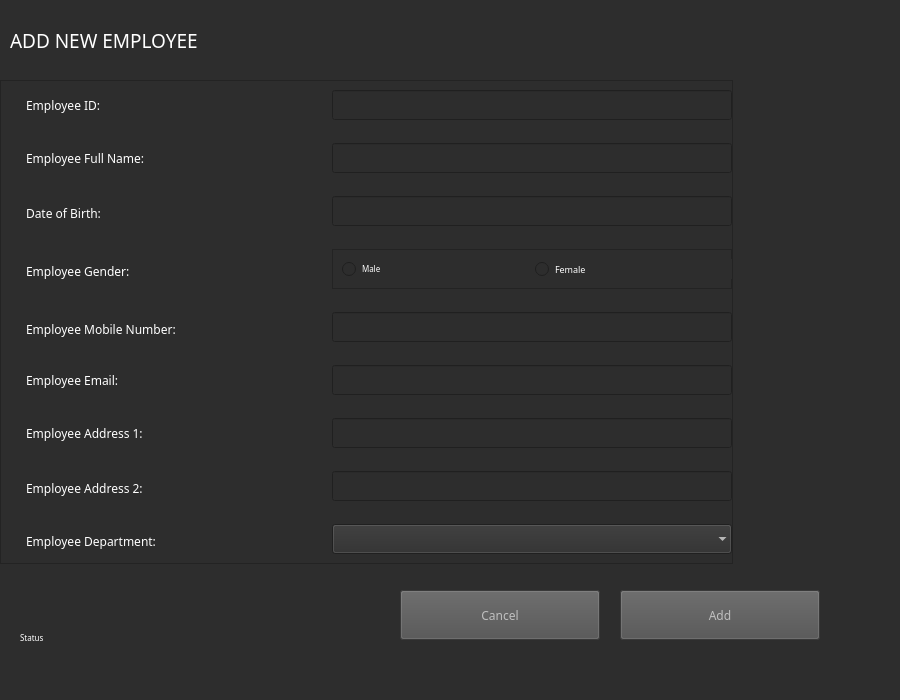
Nirushana/QtEmployeeManagementSystem, file addnewemployee.ui: the form before one commit.
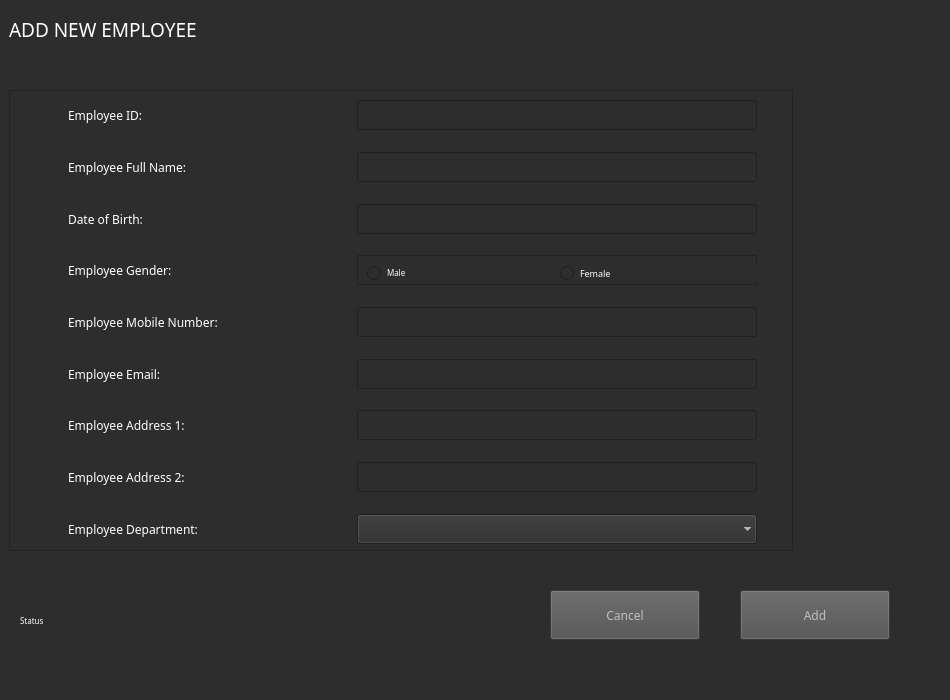
The form after the commit.

What changed in the file:
```diff
--- a/addnewemployee.ui
+++ b/addnewemployee.ui
@@ -6,20 +6,20 @@
    <rect>
     <x>0</x>
     <y>0</y>
-    <width>900</width>
+    <width>950</width>
     <height>700</height>
    </rect>
   </property>
   <property name="minimumSize">
    <size>
-    <width>900</width>
-    <height>700</height>
+    <width>950</width>
+    <height>600</height>
    </size>
   </property>
   <property name="maximumSize">
    <size>
-    <width>1000</width>
-    <height>16777215</height>
+    <width>950</width>
+    <height>700</height>
    </size>
   </property>
   <property name="windowTitle">
@@ -32,16 +32,16 @@
    <widget class="QFrame" name="frame">
     <property name="geometry">
      <rect>
-      <x>0</x>
-      <y>80</y>
-      <width>733</width>
-      <height>484</height>
+      <x>9</x>
+      <y>90</y>
+      <width>784</width>
+      <height>461</height>
      </rect>
     </property>
     <property name="minimumSize">
      <size>
-      <width>0</width>
-      <height>300</height>
+      <width>350</width>
+      <height>200</height>
      </size>
     </property>
     <property name="maximumSize">
@@ -84,8 +84,8 @@
        </property>
        <property name="maximumSize">
         <size>
-         <width>600</width>
-         <height>16777215</height>
+         <width>400</width>
+         <height>30</height>
         </size>
        </property>
        <property name="styleSheet">
@@ -97,14 +97,14 @@
       <widget class="QLabel" name="empAD1lb">
        <property name="minimumSize">
         <size>
-         <width>300</width>
-         <height>20</height>
+         <width>250</width>
+         <height>30</height>
         </size>
        </property>
        <property name="maximumSize">
         <size>
-         <width>16777215</width>
-         <height>20</height>
+         <width>250</width>
+         <height>30</height>
         </size>
        </property>
        <property name="font">
@@ -130,8 +130,8 @@
        </property>
        <property name="maximumSize">
         <size>
-         <width>600</width>
-         <height>16777215</height>
+         <width>400</width>
+         <height>30</height>
         </size>
        </property>
        <property name="styleSheet">
@@ -143,14 +143,14 @@
       <widget class="QLabel" name="empNumberlb">
        <property name="minimumSize">
         <size>
-         <width>300</width>
-         <height>25</height>
+         <width>250</width>
+         <height>30</height>
         </size>
        </property>
        <property name="maximumSize">
         <size>
-         <width>16777215</width>
-         <height>20</height>
+         <width>250</width>
+         <height>30</height>
         </size>
        </property>
        <property name="font">
@@ -176,7 +176,7 @@
        </property>
        <property name="maximumSize">
         <size>
-         <width>600</width>
+         <width>400</width>
          <height>30</height>
         </size>
        </property>
@@ -189,14 +189,14 @@
       <widget class="QLabel" name="empAD2lb">
        <property name="minimumSize">
         <size>
-         <width>300</width>
-         <height>25</height>
+         <width>250</width>
+         <height>30</height>
         </size>
        </property>
        <property name="maximumSize">
         <size>
-         <width>16777215</width>
-         <height>20</height>
+         <width>250</width>
+         <height>30</height>
         </size>
        </property>
        <property name="font">
@@ -222,8 +222,8 @@
        </property>
        <property name="maximumSize">
         <size>
-         <width>600</width>
-         <height>16777215</height>
+         <width>400</width>
+         <height>30</height>
         </size>
        </property>
        <property name="styleSheet">
@@ -235,14 +235,14 @@
       <widget class="QLabel" name="empDPlb">
        <property name="minimumSize">
         <size>
-         <width>300</width>
-         <height>25</height>
+         <width>250</width>
+         <height>30</height>
         </size>
        </property>
        <property name="maximumSize">
         <size>
-         <width>16777215</width>
-         <height>20</height>
+         <width>250</width>
+         <height>30</height>
         </size>
        </property>
        <property name="font">
@@ -271,7 +271,7 @@
        </property>
        <property name="maximumSize">
         <size>
-         <width>600</width>
+         <width>400</width>
          <height>30</height>
         </size>
        </property>
@@ -284,14 +284,14 @@
       <widget class="QLabel" name="empEmaillb">
        <property name="minimumSize">
         <size>
-         <width>300</width>
-         <height>20</height>
+         <width>250</width>
+         <height>30</height>
         </size>
        </property>
        <property name="maximumSize">
         <size>
-         <width>16777215</width>
-         <height>20</height>
+         <width>250</width>
+         <height>30</height>
         </size>
        </property>
        <property name="font">
@@ -311,13 +311,13 @@
       <widget class="QLabel" name="empIDlb">
        <property name="minimumSize">
         <size>
-         <width>300</width>
-         <height>25</height>
+         <width>250</width>
+         <height>30</height>
         </size>
        </property>
        <property name="maximumSize">
         <size>
-         <width>300</width>
+         <width>250</width>
          <height>30</height>
         </size>
        </property>
@@ -344,8 +344,8 @@
        </property>
        <property name="maximumSize">
         <size>
-         <width>600</width>
-         <height>16777215</height>
+         <width>400</width>
+         <height>30</height>
         </size>
        </property>
        <property name="styleSheet">
@@ -357,13 +357,13 @@
       <widget class="QLabel" name="empNameld">
        <property name="minimumSize">
         <size>
-         <width>300</width>
-         <height>25</height>
+         <width>250</width>
+         <height>30</height>
         </size>
        </property>
        <property name="maximumSize">
         <size>
-         <width>16777215</width>
+         <width>250</width>
          <height>30</height>
         </size>
        </property>
@@ -384,14 +384,14 @@
       <widget class="QLabel" name="empGenderlb">
        <property name="minimumSize">
         <size>
-         <width>300</width>
-         <height>25</height>
+         <width>250</width>
+         <height>30</height>
         </size>
        </property>
        <property name="maximumSize">
         <size>
-         <width>16777215</width>
-         <height>20</height>
+         <width>250</width>
+         <height>30</height>
         </size>
        </property>
        <property name="font">
@@ -417,7 +417,7 @@
        </property>
        <property name="maximumSize">
         <size>
-         <width>600</width>
+         <width>400</width>
          <height>30</height>
         </size>
        </property>
@@ -431,13 +431,13 @@
        <property name="minimumSize">
         <size>
          <width>400</width>
-         <height>40</height>
+         <height>30</height>
         </size>
        </property>
        <property name="maximumSize">
         <size>
          <width>400</width>
-         <height>40</height>
+         <height>30</height>
         </size>
        </property>
        <property name="font">
@@ -515,14 +515,14 @@
       <widget class="QLabel" name="empBDlb">
        <property name="minimumSize">
         <size>
-         <width>300</width>
-         <height>25</height>
+         <width>250</width>
+         <height>30</height>
         </size>
        </property>
        <property name="maximumSize">
         <size>
-         <width>16777215</width>
-         <height>20</height>
+         <width>250</width>
+         <height>30</height>
         </size>
        </property>
        <property name="font">
@@ -546,6 +546,12 @@
          <height>30</height>
         </size>
        </property>
+       <property name="maximumSize">
+        <size>
+         <width>400</width>
+         <height>30</height>
+        </size>
+       </property>
        <property name="font">
         <font>
          <family>Orbitron</family>
@@ -587,68 +593,24 @@
      </item>
     </layout>
    </widget>
-   <widget class="QPushButton" name="addbtn">
-    <property name="geometry">
-     <rect>
-      <x>620</x>
-      <y>590</y>
-      <width>200</width>
-      <height>50</height>
-     </rect>
-    </property>
-    <property name="minimumSize">
-     <size>
-      <width>200</width>
-      <height>50</height>
-     </size>
-    </property>
-    <property name="maximumSize">
-     <size>
-      <width>200</width>
-      <height>50</height>
-     </size>
-    </property>
-    <property name="font">
-     <font>
-      <family>Orbitron</family>
-     </font>
-    </property>
-    <property name="autoFillBackground">
-     <bool>false</bool>
-    </property>
-    <property name="styleSheet">
-     <string notr="true">QPushButton{
-	color: rgb(191, 191, 191);
-	
-	background-color: rgb(80, 80, 80);
-}
-QPushButton:hover{
-	color: rgb(255, 255, 255);
-	background-color: rgb(170, 85, 255);
-}</string>
-    </property>
-    <property name="text">
-     <string>Add</string>
-    </property>
-   </widget>
    <widget class="QPushButton" name="cancelbtn">
     <property name="geometry">
      <rect>
-      <x>400</x>
+      <x>550</x>
       <y>590</y>
-      <width>200</width>
+      <width>150</width>
       <height>50</height>
      </rect>
     </property>
     <property name="minimumSize">
      <size>
-      <width>200</width>
+      <width>150</width>
       <height>50</height>
      </size>
     </property>
     <property name="maximumSize">
      <size>
-      <width>200</width>
+      <width>150</width>
       <height>50</height>
      </size>
     </property>
@@ -675,9 +637,9 @@
    <widget class="QLabel" name="label_11">
     <property name="geometry">
      <rect>
-      <x>10</x>
-      <y>20</y>
-      <width>571</width>
+      <x>9</x>
+      <y>9</y>
+      <width>591</width>
       <height>41</height>
      </rect>
     </property>
@@ -698,9 +660,9 @@
     <property name="geometry">
      <rect>
       <x>20</x>
-      <y>630</y>
-      <width>291</width>
-      <height>16</height>
+      <y>605</y>
+      <width>211</width>
+      <height>31</height>
      </rect>
     </property>
     <property name="font">
@@ -716,6 +678,50 @@
      <string>Status</string>
     </property>
    </widget>
+   <widget class="QPushButton" name="addbtn">
+    <property name="geometry">
+     <rect>
+      <x>740</x>
+      <y>590</y>
+      <width>150</width>
+      <height>50</height>
+     </rect>
+    </property>
+    <property name="minimumSize">
+     <size>
+      <width>150</width>
+      <height>50</height>
+     </size>
+    </property>
+    <property name="maximumSize">
+     <size>
+      <width>150</width>
+      <height>50</height>
+     </size>
+    </property>
+    <property name="font">
+     <font>
+      <family>Orbitron</family>
+     </font>
+    </property>
+    <property name="autoFillBackground">
+     <bool>false</bool>
+    </property>
+    <property name="styleSheet">
+     <string notr="true">QPushButton{
+	color: rgb(191, 191, 191);
+	
+	background-color: rgb(80, 80, 80);
+}
+QPushButton:hover{
+	color: rgb(255, 255, 255);
+	background-color: rgb(170, 85, 255);
+}</string>
+    </property>
+    <property name="text">
+     <string>Add</string>
+    </property>
+   </widget>
   </widget>
   <widget class="QMenuBar" name="menubar">
    <property name="geometry">
```
Left out of the diff: 3 changed lines with no effect on the pictures.
